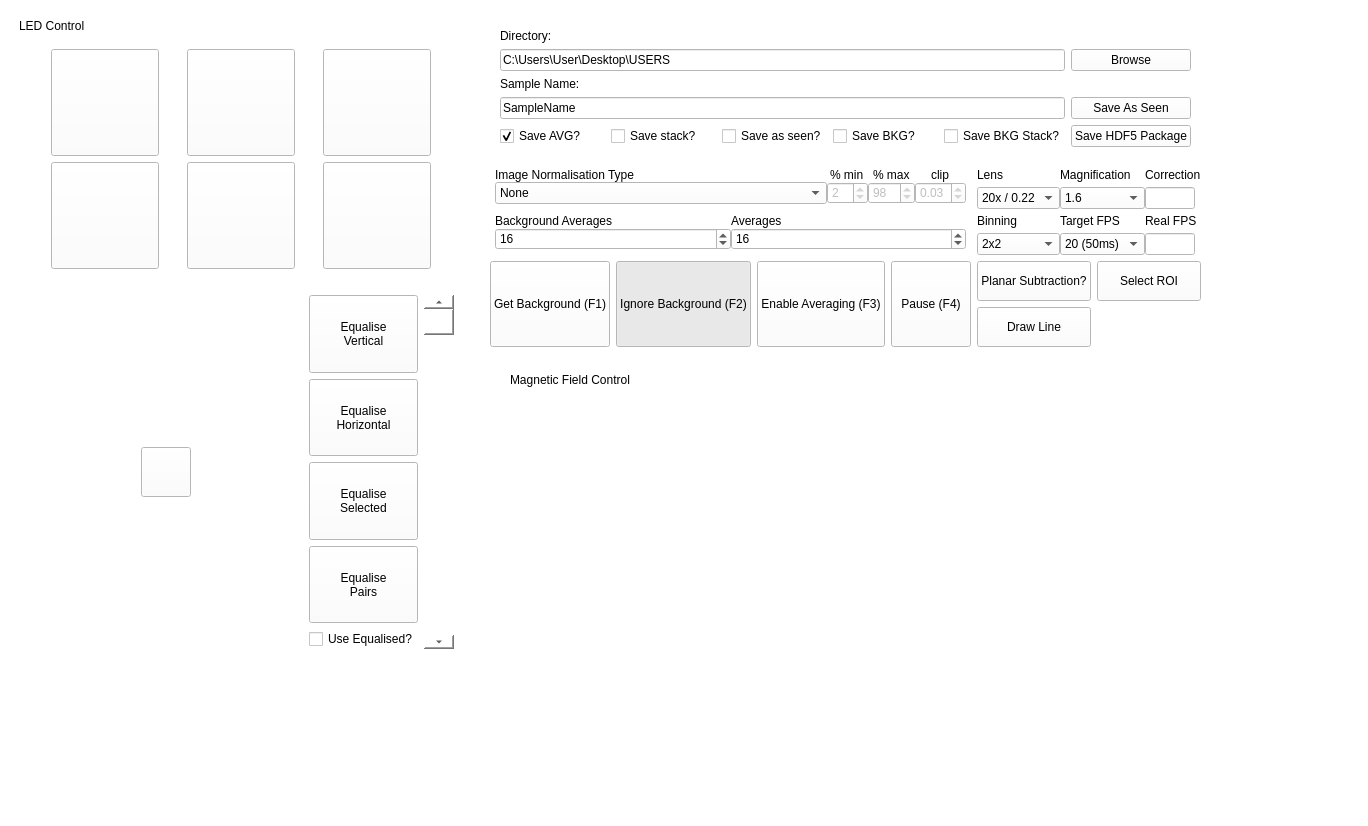
This is res/ArtieLab.ui in artiepoole/SpintronicsMOKE as Qt 5 draws it before an edit. The edited form follows.
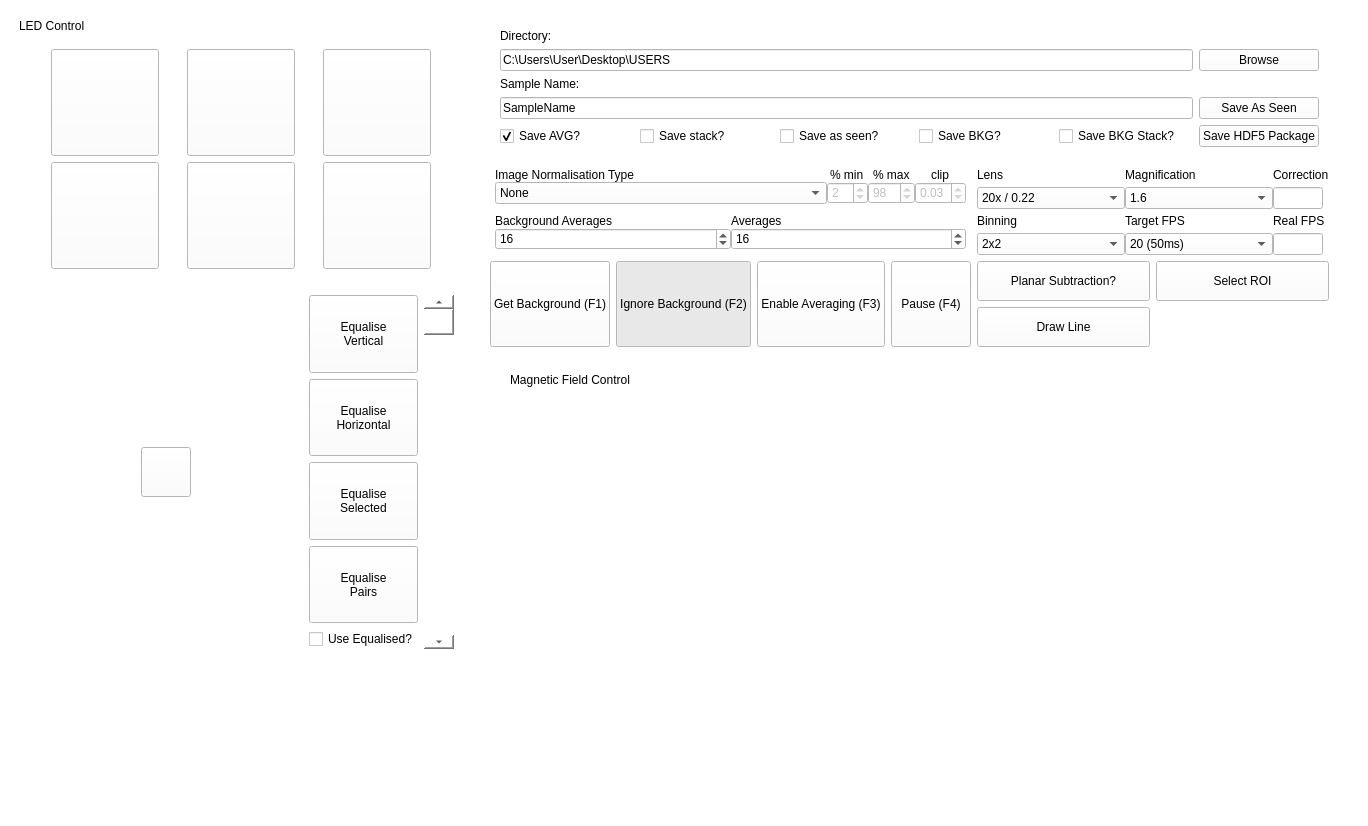
This is the edited form. Icons and pictures are not drawn.

Commit message: Added the intensity plot. Therefore from cameragrabber, added the latest frame index to allow for intensity calculation. This made me realise that copying the 16 frames every time is stupidly slow and actually the 16 frames should only ever be stored on the main thread.

```diff
--- a/res/ArtieLab.ui
+++ b/res/ArtieLab.ui
@@ -1593,7 +1593,7 @@
      </layout>
     </item>
     <item>
-     <layout class="QGridLayout" name="PLOTGRID" columnminimumwidth="0">
+     <layout class="QGridLayout" name="PLOTGRID">
       <property name="sizeConstraint">
        <enum>QLayout::SetDefaultConstraint</enum>
       </property>
@@ -1601,17 +1601,10 @@
        <number>20</number>
       </property>
       <item row="0" column="0">
-       <spacer name="horizontalSpacer">
-        <property name="orientation">
-         <enum>Qt::Horizontal</enum>
-        </property>
-        <property name="sizeHint" stdset="0">
-         <size>
-          <width>40</width>
-          <height>20</height>
-         </size>
-        </property>
-       </spacer>
+       <layout class="QVBoxLayout" name="layout_plot1"/>
+      </item>
+      <item row="1" column="0">
+       <layout class="QVBoxLayout" name="layout_plot2"/>
       </item>
      </layout>
     </item>
```
